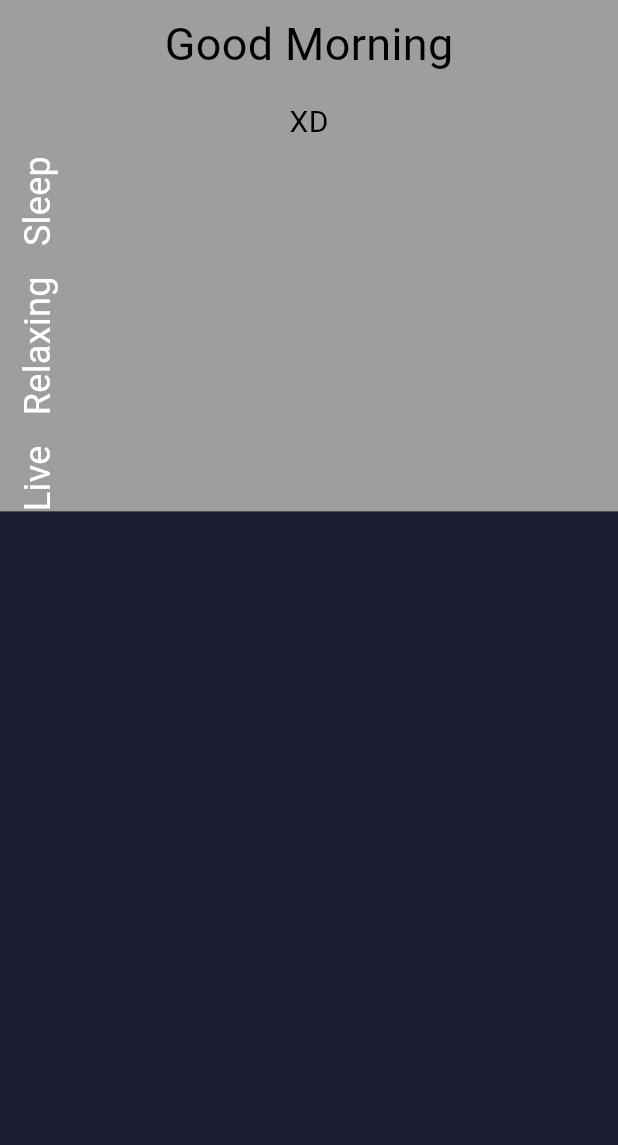
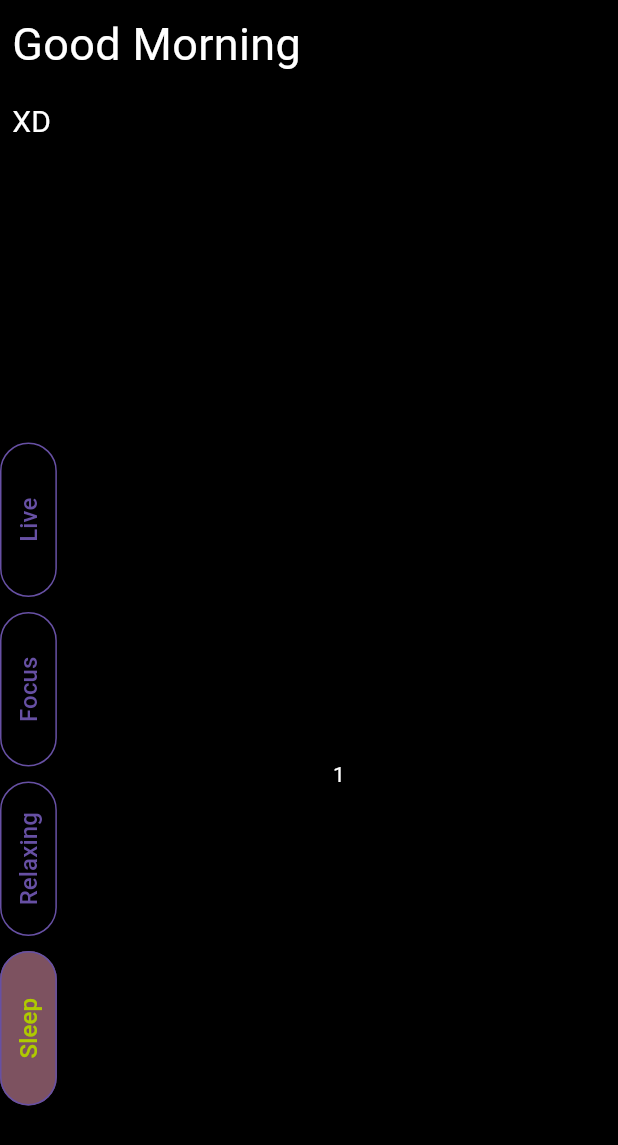
Before and after one commit to BtrXgit/Aura, a Flutter app: the AuraHomePage screen opened directly with empty values, on a phone screen of 412 x 824 dp. Shown: the top 1145 px of the screen. Run offline on Flutter 3.47's test engine with Material 3 defaults, Android fonts, the phone set to English and light mode, and no system bars; our stand-ins replace bootstrap_icons, cloud_firestore, firebase_core, flutter_cache_manager, flutter_staggered_animations, get and 5 more; missing offline and left inert: flutter_floating_bottom_bar; accounts and stored records are empty.

Commit message:
tabbar added in homepage

```diff
--- a/aura/lib/routes/aura.dart
+++ b/aura/lib/routes/aura.dart
@@ -1,15 +1,33 @@
 import 'package:flutter/material.dart';
-import 'package:cloud_firestore/cloud_firestore.dart';
 
-
-class AuraHomePage extends StatelessWidget {
+class AuraHomePage extends StatefulWidget {
   final ScrollController controller;
   const AuraHomePage({required this.controller, Key? key}) : super(key: key);
+
+  @override
+  State<AuraHomePage> createState() => _AuraHomePageState();
+}
+
+class _AuraHomePageState extends State<AuraHomePage>
+    with SingleTickerProviderStateMixin {
+  late TabController _tabController;
+
+  final List<String> data = [
+    'Sleep',
+    'Relaxing',
+    'Focus',
+    "Live",
+  ];
+
+  @override
+  void initState() {
+    super.initState();
+    _tabController = TabController(length: 4, vsync: this);
+  }
 
   String _getGreeting() {
     final now = DateTime.now();
     final hour = now.hour;
-
     if (hour >= 5 && hour < 12) {
       return 'Good Morning';
     } else if (hour >= 12 && hour < 17) {
@@ -21,76 +39,126 @@ class AuraHomePage extends StatelessWidget {
     }
   }
 
-
   @override
   Widget build(BuildContext context) {
     final greeting = _getGreeting();
 
     return Scaffold(
-      backgroundColor: Colors.grey.shade500,
+      backgroundColor: Colors.black,
       body: SafeArea(
-        child: SingleChildScrollView(
-          controller: controller,
         child: Column(
+          crossAxisAlignment: CrossAxisAlignment.start,
           children: [
             Padding(
               padding: const EdgeInsets.all(8.0),
               child: Text(
                 greeting,
-                  style: const TextStyle(color: Colors.black, fontSize: 30),
+                style: const TextStyle(color: Colors.white, fontSize: 30),
               ),
             ),
             const Padding(
               padding: EdgeInsets.all(8.0),
               child: Text(
                 "XD",
-                  style: TextStyle(color: Colors.black, fontSize: 20),
+                style: TextStyle(color: Colors.white, fontSize: 20),
               ),
             ),
-              const Padding(
-                padding: EdgeInsets.only(left: 8.0),
-                child: RotatedBox(
+            Row(
+              children: [
+                RotatedBox(
                   quarterTurns: 3,
+                  child: _buildTabBar(),
+                ),
+                Expanded(
+                  child: SingleChildScrollView(
+                    controller: widget.controller,
                     child: Column(
-                      mainAxisAlignment: MainAxisAlignment.spaceBetween,
+                      crossAxisAlignment: CrossAxisAlignment.center,
                       children: [
-                        Row(
-                          mainAxisAlignment: MainAxisAlignment.spaceBetween,
-                          children: [
-                            Text(
-                              'Live',
-                              style:
-                                  TextStyle(color: Colors.white, fontSize: 24),
-                            ),
-                            SizedBox(
-                              width: 20,
-                            ),
-                            Text(
-                              'Relaxing',
-                              style:
-                                  TextStyle(color: Colors.white, fontSize: 24),
-                            ),
-                            SizedBox(
-                              width: 20,
-                            ),
-                            Text(
-                              'Sleep',
-                              style:
-                                  TextStyle(color: Colors.white, fontSize: 24),
-                            )
-                          ],
-                        ),
-                      ]),
-                ),
-              ),
-              Container(
-                height: 1000,
-                color: const Color.fromARGB(255, 27, 27, 50),
-              )
+                        _buildTabViews(),
                       ],
                     ),
                   ),
                 ),
+              ],
+            ),
+          ],
+        ),
+      ),
+    );
+  }
+
+  Widget _buildTabBar() {
+    Color primaryColour = Theme.of(context).colorScheme.primary;
+    return TabBar(
+      dividerColor: Colors.transparent,
+      tabAlignment: TabAlignment.start,
+      physics: const BouncingScrollPhysics(),
+      indicatorPadding: const EdgeInsets.fromLTRB(0, 0, 0, 2),
+      controller: _tabController,
+      indicatorColor: Theme.of(context).colorScheme.tertiary,
+      indicator: BoxDecoration(
+        color: Theme.of(context).colorScheme.tertiary,
+        borderRadius: BorderRadius.circular(20),
+      ),
+      labelColor: const Color.fromARGB(255, 175, 202, 0),
+      unselectedLabelColor: primaryColour,
+      isScrollable: true,
+      labelPadding: const EdgeInsets.symmetric(horizontal: 5),
+      tabs: data.map((tab) {
+        return Container(
+          height: MediaQuery.of(context).size.height * 0.046,
+          width: MediaQuery.of(context).size.width * 0.25,
+          decoration: BoxDecoration(
+            border: Border.all(
+                width: 1.0, color: Theme.of(context).colorScheme.primary),
+            borderRadius: BorderRadius.circular(20),
+          ),
+          child: Tab(
+            child: Text(
+              tab,
+              style: TextStyle(
+                fontSize: 16,
+              ),
+            ),
+          ),
+        );
+      }).toList(),
+    );
+  }
+
+  Widget _buildTabViews() {
+    return SizedBox(
+      height: MediaQuery.of(context).size.height,
+      child: TabBarView(
+        controller: _tabController,
+        children: [
+          Center(
+            child: Text(
+              '1',
+              style: TextStyle(color: Colors.white),
+            ),
+          ),
+          Center(
+            child: Text(
+              '2',
+              style: TextStyle(color: Colors.white),
+            ),
+          ),
+          Center(
+            child: Text(
+              '3',
+              style: TextStyle(color: Colors.white),
+            ),
+          ),
+          Center(
+            child: Text(
+              '4',
+              style: TextStyle(color: Colors.white),
+            ),
+          ),
+        ],
+      ),
     );
   }
 }
--- a/aura/lib/test.dart
+++ b/aura/lib/test.dart
@@ -12,13 +12,13 @@ class SongsScreen extends StatelessWidget {
   Widget build(BuildContext context) {
     return Scaffold(
       appBar: AppBar(
-        title: Text('Firestore Songs'),
+        title: const Text('Firestore Songs'),
       ),
       body: StreamBuilder<QuerySnapshot>(
         stream: _firestore.collection('songs').snapshots(),
         builder: (context, snapshot) {
           if (!snapshot.hasData) {
-            return Center(
+            return const Center(
               child: CircularProgressIndicator(),
             );
           }
```
Lines whose indentation alone changed are shown as unchanged.
